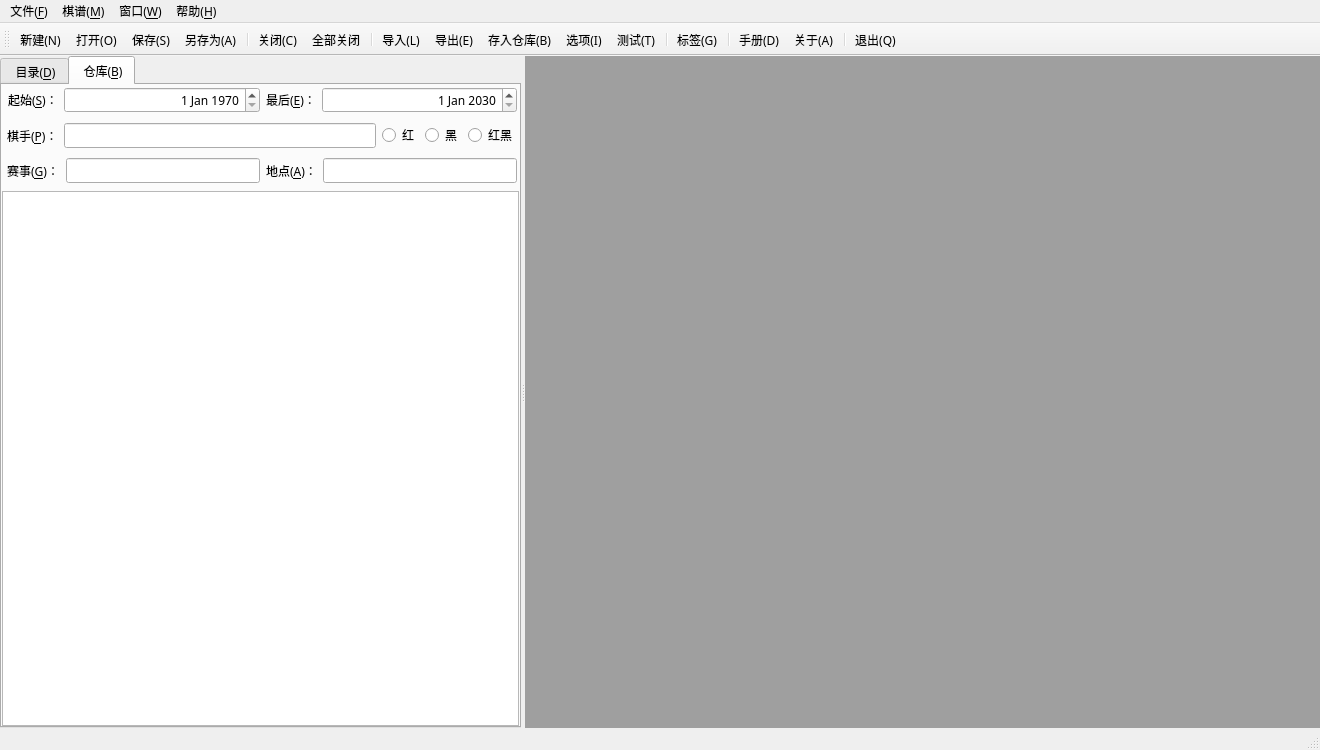
The window that src/mainwindow.ui (hbsxcjp/cchess_qt) describes before a commit, drawn with Qt 5.
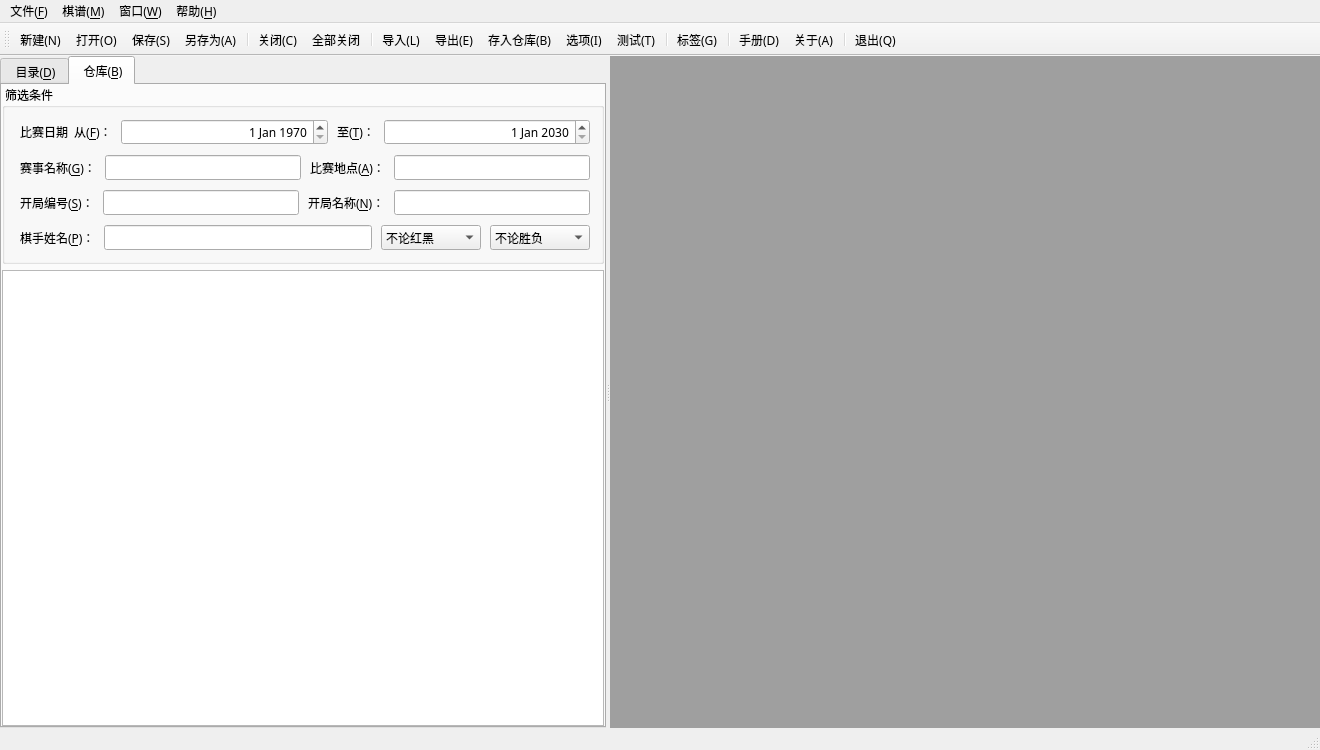
The same window after the commit. The open tabs and pages were chosen to show the change. Icons and pictures are not drawn.

Patch:
```diff
--- a/src/mainwindow.ui
+++ b/src/mainwindow.ui
@@ -134,7 +134,7 @@
        </property>
        <property name="minimumSize">
         <size>
-         <width>350</width>
+         <width>500</width>
          <height>0</height>
         </size>
        </property>
@@ -301,9 +301,36 @@
           <number>0</number>
          </property>
          <item>
+          <widget class="QGroupBox" name="groupBox">
+           <property name="sizePolicy">
+            <sizepolicy hsizetype="Preferred" vsizetype="Preferred">
+             <horstretch>0</horstretch>
+             <verstretch>0</verstretch>
+            </sizepolicy>
+           </property>
+           <property name="toolTip">
+            <string notr="true"/>
+           </property>
+           <property name="statusTip">
+            <string notr="true"/>
+           </property>
+           <property name="whatsThis">
+            <string notr="true"/>
+           </property>
+           <property name="accessibleName">
+            <string notr="true"/>
+           </property>
+           <property name="accessibleDescription">
+            <string notr="true"/>
+           </property>
+           <property name="title">
+            <string notr="true"> 筛选条件</string>
+           </property>
+           <layout class="QVBoxLayout" name="verticalLayout_3">
+            <item>
           <layout class="QHBoxLayout" name="horizontalLayout" stretch="0,0,0,0">
            <property name="spacing">
-            <number>6</number>
+               <number>9</number>
            </property>
            <property name="leftMargin">
             <number>6</number>
@@ -338,7 +365,7 @@
               </size>
              </property>
              <property name="text">
-              <string>起始(&amp;S)：</string>
+                 <string>比赛日期  从(&amp;F)：</string>
              </property>
              <property name="buddy">
               <cstring>startDateEdit</cstring>
@@ -398,7 +425,7 @@
               </sizepolicy>
              </property>
              <property name="text">
-              <string>最后(&amp;E)：</string>
+                 <string>至(&amp;T)：</string>
              </property>
              <property name="buddy">
               <cstring>endDateEdit</cstring>
@@ -458,175 +485,13 @@
            </item>
           </layout>
          </item>
-         <item>
-          <layout class="QHBoxLayout" name="horizontalLayout_2">
-           <property name="spacing">
-            <number>6</number>
-           </property>
-           <property name="leftMargin">
-            <number>2</number>
-           </property>
-           <property name="topMargin">
-            <number>2</number>
-           </property>
-           <property name="rightMargin">
-            <number>2</number>
-           </property>
-           <property name="bottomMargin">
-            <number>2</number>
-           </property>
-           <item>
-            <widget class="QLabel" name="label_3">
-             <property name="sizePolicy">
-              <sizepolicy hsizetype="Minimum" vsizetype="Preferred">
-               <horstretch>0</horstretch>
-               <verstretch>0</verstretch>
-              </sizepolicy>
-             </property>
-             <property name="maximumSize">
-              <size>
-               <width>16777215</width>
-               <height>16777215</height>
-              </size>
-             </property>
-             <property name="text">
-              <string> 棋手(&amp;P)：</string>
-             </property>
-             <property name="buddy">
-              <cstring>personLineEdit</cstring>
-             </property>
-            </widget>
-           </item>
-           <item>
-            <widget class="QLineEdit" name="personLineEdit">
-             <property name="toolTip">
-              <string notr="true"/>
-             </property>
-             <property name="statusTip">
-              <string notr="true"/>
-             </property>
-             <property name="whatsThis">
-              <string notr="true"/>
-             </property>
-             <property name="accessibleName">
-              <string notr="true"/>
-             </property>
-             <property name="accessibleDescription">
-              <string notr="true"/>
-             </property>
-             <property name="inputMask">
-              <string notr="true"/>
-             </property>
-             <property name="text">
-              <string notr="true"/>
-             </property>
-             <property name="placeholderText">
-              <string notr="true"/>
-             </property>
-            </widget>
-           </item>
-           <item>
-            <widget class="QRadioButton" name="redRadioButton">
-             <property name="maximumSize">
-              <size>
-               <width>16777215</width>
-               <height>16777215</height>
-              </size>
-             </property>
-             <property name="toolTip">
-              <string notr="true"/>
-             </property>
-             <property name="statusTip">
-              <string notr="true"/>
-             </property>
-             <property name="whatsThis">
-              <string notr="true"/>
-             </property>
-             <property name="accessibleName">
-              <string notr="true"/>
-             </property>
-             <property name="accessibleDescription">
-              <string notr="true"/>
-             </property>
-             <property name="text">
-              <string notr="true">红</string>
-             </property>
-             <attribute name="buttonGroup">
-              <string notr="true">buttonGroup</string>
-             </attribute>
-            </widget>
-           </item>
-           <item>
-            <widget class="QRadioButton" name="blackRadioButton">
-             <property name="maximumSize">
-              <size>
-               <width>16777215</width>
-               <height>16777215</height>
-              </size>
-             </property>
-             <property name="toolTip">
-              <string notr="true"/>
-             </property>
-             <property name="statusTip">
-              <string notr="true"/>
-             </property>
-             <property name="whatsThis">
-              <string notr="true"/>
-             </property>
-             <property name="accessibleName">
-              <string notr="true"/>
-             </property>
-             <property name="accessibleDescription">
-              <string notr="true"/>
-             </property>
-             <property name="text">
-              <string notr="true">黑</string>
-             </property>
-             <attribute name="buttonGroup">
-              <string notr="true">buttonGroup</string>
-             </attribute>
-            </widget>
-           </item>
-           <item>
-            <widget class="QRadioButton" name="redBlackRadioButton">
-             <property name="maximumSize">
-              <size>
-               <width>16777215</width>
-               <height>16777215</height>
-              </size>
-             </property>
-             <property name="toolTip">
-              <string notr="true"/>
-             </property>
-             <property name="statusTip">
-              <string notr="true"/>
-             </property>
-             <property name="whatsThis">
-              <string notr="true"/>
-             </property>
-             <property name="accessibleName">
-              <string notr="true"/>
-             </property>
-             <property name="accessibleDescription">
-              <string notr="true"/>
-             </property>
-             <property name="text">
-              <string notr="true">红黑</string>
-             </property>
-             <attribute name="buttonGroup">
-              <string notr="true">buttonGroup</string>
-             </attribute>
-            </widget>
-           </item>
-          </layout>
-         </item>
          <item>
           <layout class="QHBoxLayout" name="horizontalLayout_3" stretch="0,0,0,0">
            <property name="spacing">
-            <number>6</number>
+               <number>9</number>
            </property>
            <property name="leftMargin">
-            <number>2</number>
+               <number>6</number>
            </property>
            <property name="topMargin">
             <number>2</number>
@@ -646,7 +511,7 @@
               </sizepolicy>
              </property>
              <property name="text">
-              <string> 赛事(&amp;G)：</string>
+                 <string>赛事名称(&amp;G)：</string>
              </property>
              <property name="buddy">
               <cstring>gameLineEdit</cstring>
@@ -696,7 +561,7 @@
               </size>
              </property>
              <property name="text">
-              <string>地点(&amp;A)：</string>
+                 <string>比赛地点(&amp;A)：</string>
              </property>
              <property name="buddy">
               <cstring>siteLineEdit</cstring>
@@ -734,7 +599,284 @@
           </layout>
          </item>
          <item>
+             <layout class="QHBoxLayout" name="horizontalLayout_5">
+              <property name="spacing">
+               <number>9</number>
+              </property>
+              <property name="leftMargin">
+               <number>6</number>
+              </property>
+              <property name="topMargin">
+               <number>2</number>
+              </property>
+              <property name="rightMargin">
+               <number>2</number>
+              </property>
+              <property name="bottomMargin">
+               <number>2</number>
+              </property>
+              <item>
+               <widget class="QLabel" name="label_7">
+                <property name="sizePolicy">
+                 <sizepolicy hsizetype="Minimum" vsizetype="Preferred">
+                  <horstretch>0</horstretch>
+                  <verstretch>0</verstretch>
+                 </sizepolicy>
+                </property>
+                <property name="text">
+                 <string>开局编号(&amp;S)：</string>
+                </property>
+                <property name="buddy">
+                 <cstring>gameLineEdit_2</cstring>
+                </property>
+               </widget>
+              </item>
+              <item>
+               <widget class="QLineEdit" name="gameLineEdit_2">
+                <property name="toolTip">
+                 <string notr="true"/>
+                </property>
+                <property name="statusTip">
+                 <string notr="true"/>
+                </property>
+                <property name="whatsThis">
+                 <string notr="true"/>
+                </property>
+                <property name="accessibleName">
+                 <string notr="true"/>
+                </property>
+                <property name="accessibleDescription">
+                 <string notr="true"/>
+                </property>
+                <property name="inputMask">
+                 <string notr="true"/>
+                </property>
+                <property name="text">
+                 <string notr="true"/>
+                </property>
+                <property name="placeholderText">
+                 <string notr="true"/>
+                </property>
+               </widget>
+              </item>
+              <item>
+               <widget class="QLabel" name="label_6">
+                <property name="sizePolicy">
+                 <sizepolicy hsizetype="Minimum" vsizetype="Preferred">
+                  <horstretch>0</horstretch>
+                  <verstretch>0</verstretch>
+                 </sizepolicy>
+                </property>
+                <property name="maximumSize">
+                 <size>
+                  <width>16777215</width>
+                  <height>16777215</height>
+                 </size>
+                </property>
+                <property name="text">
+                 <string>开局名称(&amp;N)：</string>
+                </property>
+                <property name="buddy">
+                 <cstring>siteLineEdit_2</cstring>
+                </property>
+               </widget>
+              </item>
+              <item>
+               <widget class="QLineEdit" name="siteLineEdit_2">
+                <property name="toolTip">
+                 <string notr="true"/>
+                </property>
+                <property name="statusTip">
+                 <string notr="true"/>
+                </property>
+                <property name="whatsThis">
+                 <string notr="true"/>
+                </property>
+                <property name="accessibleName">
+                 <string notr="true"/>
+                </property>
+                <property name="accessibleDescription">
+                 <string notr="true"/>
+                </property>
+                <property name="inputMask">
+                 <string notr="true"/>
+                </property>
+                <property name="text">
+                 <string notr="true"/>
+                </property>
+                <property name="placeholderText">
+                 <string notr="true"/>
+                </property>
+               </widget>
+              </item>
+             </layout>
+            </item>
+            <item>
+             <layout class="QHBoxLayout" name="horizontalLayout_2">
+              <property name="spacing">
+               <number>9</number>
+              </property>
+              <property name="leftMargin">
+               <number>6</number>
+              </property>
+              <property name="topMargin">
+               <number>2</number>
+              </property>
+              <property name="rightMargin">
+               <number>2</number>
+              </property>
+              <property name="bottomMargin">
+               <number>2</number>
+              </property>
+              <item>
+               <widget class="QLabel" name="label_3">
+                <property name="sizePolicy">
+                 <sizepolicy hsizetype="Minimum" vsizetype="Preferred">
+                  <horstretch>0</horstretch>
+                  <verstretch>0</verstretch>
+                 </sizepolicy>
+                </property>
+                <property name="maximumSize">
+                 <size>
+                  <width>16777215</width>
+                  <height>16777215</height>
+                 </size>
+                </property>
+                <property name="text">
+                 <string>棋手姓名(&amp;P)：</string>
+                </property>
+                <property name="buddy">
+                 <cstring>personLineEdit</cstring>
+                </property>
+               </widget>
+              </item>
+              <item>
+               <widget class="QLineEdit" name="personLineEdit">
+                <property name="toolTip">
+                 <string notr="true"/>
+                </property>
+                <property name="statusTip">
+                 <string notr="true"/>
+                </property>
+                <property name="whatsThis">
+                 <string notr="true"/>
+                </property>
+                <property name="accessibleName">
+                 <string notr="true"/>
+                </property>
+                <property name="accessibleDescription">
+                 <string notr="true"/>
+                </property>
+                <property name="inputMask">
+                 <string notr="true"/>
+                </property>
+                <property name="text">
+                 <string notr="true"/>
+                </property>
+                <property name="placeholderText">
+                 <string notr="true"/>
+                </property>
+               </widget>
+              </item>
+              <item>
+               <widget class="QComboBox" name="colorComboBox">
+                <property name="minimumSize">
+                 <size>
+                  <width>100</width>
+                  <height>0</height>
+                 </size>
+                </property>
+                <property name="toolTip">
+                 <string notr="true"/>
+                </property>
+                <property name="statusTip">
+                 <string notr="true"/>
+                </property>
+                <property name="whatsThis">
+                 <string notr="true"/>
+                </property>
+                <property name="accessibleName">
+                 <string notr="true"/>
+                </property>
+                <property name="accessibleDescription">
+                 <string notr="true"/>
+                </property>
+                <property name="currentText">
+                 <string notr="true">不论红黑</string>
+                </property>
+                <item>
+                 <property name="text">
+                  <string notr="true">不论红黑</string>
+                 </property>
+                </item>
+                <item>
+                 <property name="text">
+                  <string notr="true">执红</string>
+                 </property>
+                </item>
+                <item>
+                 <property name="text">
+                  <string notr="true">执黑</string>
+                 </property>
+                </item>
+               </widget>
+              </item>
+              <item>
+               <widget class="QComboBox" name="resultComboBox">
+                <property name="minimumSize">
+                 <size>
+                  <width>100</width>
+                  <height>0</height>
+                 </size>
+                </property>
+                <property name="toolTip">
+                 <string notr="true"/>
+                </property>
+                <property name="statusTip">
+                 <string notr="true"/>
+                </property>
+                <property name="whatsThis">
+                 <string notr="true"/>
+                </property>
+                <property name="accessibleName">
+                 <string notr="true"/>
+                </property>
+                <property name="accessibleDescription">
+                 <string notr="true"/>
+                </property>
+                <property name="currentText">
+                 <string notr="true">不论胜负</string>
+                </property>
+                <item>
+                 <property name="text">
+                  <string notr="true">不论胜负</string>
+                 </property>
+                </item>
+                <item>
+                 <property name="text">
+                  <string notr="true">胜</string>
+                 </property>
+                </item>
+                <item>
+                 <property name="text">
+                  <string notr="true">负</string>
+                 </property>
+                </item>
+               </widget>
+              </item>
+             </layout>
+            </item>
+           </layout>
+          </widget>
+         </item>
+         <item>
           <widget class="QTableView" name="dataTableView">
+           <property name="sizePolicy">
+            <sizepolicy hsizetype="Expanding" vsizetype="Expanding">
+             <horstretch>0</horstretch>
+             <verstretch>0</verstretch>
+            </sizepolicy>
+           </property>
            <property name="minimumSize">
             <size>
              <width>0</width>
@@ -761,14 +903,38 @@
            <property name="accessibleDescription">
             <string notr="true"/>
            </property>
+           <property name="frameShadow">
+            <enum>QFrame::Raised</enum>
+           </property>
            <property name="midLineWidth">
             <number>-1</number>
            </property>
+           <property name="sizeAdjustPolicy">
+            <enum>QAbstractScrollArea::AdjustIgnored</enum>
+           </property>
+           <property name="tabKeyNavigation">
+            <bool>false</bool>
+           </property>
+           <property name="alternatingRowColors">
+            <bool>true</bool>
+           </property>
+           <property name="selectionMode">
+            <enum>QAbstractItemView::SingleSelection</enum>
+           </property>
+           <property name="selectionBehavior">
+            <enum>QAbstractItemView::SelectRows</enum>
+           </property>
+           <attribute name="horizontalHeaderCascadingSectionResizes">
+            <bool>true</bool>
+           </attribute>
            <attribute name="horizontalHeaderMinimumSectionSize">
             <number>50</number>
            </attribute>
+           <attribute name="horizontalHeaderStretchLastSection">
+            <bool>true</bool>
+           </attribute>
            <attribute name="verticalHeaderDefaultSectionSize">
-            <number>36</number>
+            <number>32</number>
            </attribute>
           </widget>
          </item>
```
Left out of the diff: 23 changed lines with no effect on the pictures. Lines whose indentation alone changed are shown as unchanged.
